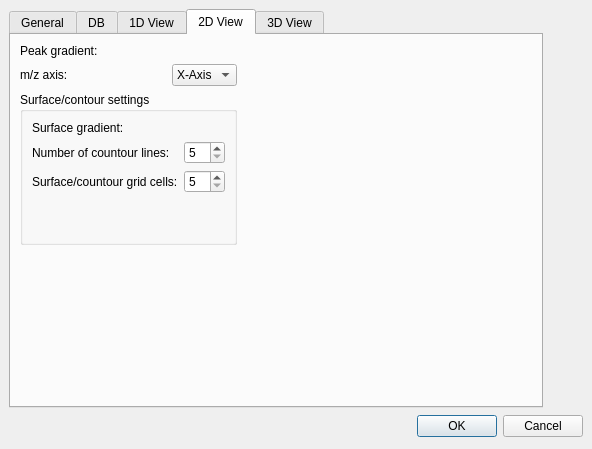
Above: source/VISUAL/DIALOGS/TOPPViewPrefDialog.ui from hroest/flaming-archer before the change. Below: the same form after it.
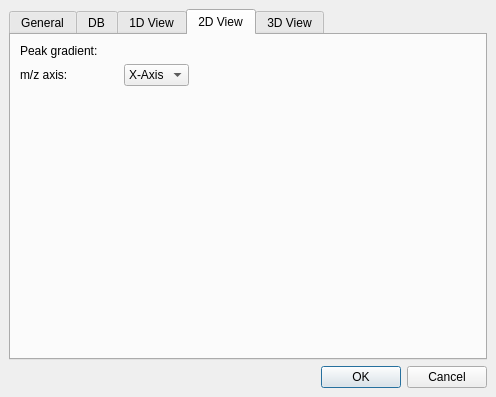
That is the form after the change. The open tabs and pages were chosen to show the change. Custom widgets are drawn as their Qt base class.

Commit message: Removed old maintainers: Thomas K., Cornelia; Added preferences dialogs for 2D and 3D; Removed sourfaces and countours from 2D view

Diff of the .ui file:
```diff
--- a/source/VISUAL/DIALOGS/TOPPViewPrefDialog.ui
+++ b/source/VISUAL/DIALOGS/TOPPViewPrefDialog.ui
@@ -5,22 +5,22 @@
    <rect>
     <x>0</x>
     <y>0</y>
-    <width>592</width>
-    <height>449</height>
+    <width>496</width>
+    <height>397</height>
    </rect>
   </property>
   <property name="windowTitle" >
    <string>TOPPView default preferences</string>
   </property>
+  <layout class="QVBoxLayout" >
+   <property name="margin" >
+    <number>9</number>
+   </property>
+   <property name="spacing" >
+    <number>6</number>
+   </property>
+   <item>
   <widget class="QTabWidget" name="tabWidget" >
-   <property name="geometry" >
-    <rect>
-     <x>9</x>
-     <y>9</y>
-     <width>534</width>
-     <height>399</height>
-    </rect>
-   </property>
    <property name="currentIndex" >
     <number>0</number>
    </property>
@@ -347,87 +347,6 @@
      <property name="spacing" >
       <number>6</number>
      </property>
-     <item row="2" column="0" colspan="3" >
-      <widget class="QGroupBox" name="groupBox" >
-       <property name="title" >
-        <string>Surface/contour settings</string>
-       </property>
-       <layout class="QGridLayout" >
-        <property name="margin" >
-         <number>9</number>
-        </property>
-        <property name="spacing" >
-         <number>6</number>
-        </property>
-        <item row="3" column="0" >
-         <spacer>
-          <property name="orientation" >
-           <enum>Qt::Vertical</enum>
-          </property>
-          <property name="sizeHint" >
-           <size>
-            <width>20</width>
-            <height>40</height>
-           </size>
-          </property>
-         </spacer>
-        </item>
-        <item row="2" column="0" >
-         <widget class="QLabel" name="label_16" >
-          <property name="text" >
-           <string>Surface/countour grid cells:</string>
-          </property>
-         </widget>
-        </item>
-        <item row="1" column="0" >
-         <widget class="QLabel" name="label_15" >
-          <property name="text" >
-           <string>Number of countour lines:</string>
-          </property>
-         </widget>
-        </item>
-        <item row="2" column="1" >
-         <widget class="QSpinBox" name="marching_cells_2D" >
-          <property name="maximumSize" >
-           <size>
-            <width>50</width>
-            <height>16777215</height>
-           </size>
-          </property>
-          <property name="minimum" >
-           <number>5</number>
-          </property>
-         </widget>
-        </item>
-        <item row="0" column="0" >
-         <widget class="QLabel" name="label_14" >
-          <property name="text" >
-           <string>Surface gradient:</string>
-          </property>
-         </widget>
-        </item>
-        <item row="1" column="1" >
-         <widget class="QSpinBox" name="contours_2D" >
-          <property name="maximumSize" >
-           <size>
-            <width>50</width>
-            <height>16777215</height>
-           </size>
-          </property>
-          <property name="maximum" >
-           <number>99</number>
-          </property>
-          <property name="minimum" >
-           <number>5</number>
-          </property>
-         </widget>
-        </item>
-        <item row="0" column="1" >
-         <widget class="OpenMS::MultiGradientSelector" native="1" name="surface_2D" />
-        </item>
-       </layout>
-      </widget>
-     </item>
      <item row="2" column="3" >
       <spacer>
        <property name="orientation" >
@@ -711,15 +630,9 @@
     </layout>
    </widget>
   </widget>
+   </item>
+   <item>
   <widget class="QDialogButtonBox" name="buttonBox" >
-   <property name="geometry" >
-    <rect>
-     <x>9</x>
-     <y>413</y>
-     <width>574</width>
-     <height>27</height>
-    </rect>
-   </property>
    <property name="orientation" >
     <enum>Qt::Horizontal</enum>
    </property>
@@ -727,18 +640,20 @@
     <set>QDialogButtonBox::Cancel|QDialogButtonBox::NoButton|QDialogButtonBox::Ok</set>
    </property>
   </widget>
+   </item>
+  </layout>
  </widget>
  <customwidgets>
-  <customwidget>
-   <class>OpenMS::ColorSelector</class>
-   <extends>QWidget</extends>
-   <header>OpenMS/VISUAL/ColorSelector.h</header>
-  </customwidget>
   <customwidget>
    <class>OpenMS::MultiGradientSelector</class>
    <extends>QWidget</extends>
    <header>OpenMS/VISUAL/MultiGradientSelector.h</header>
   </customwidget>
+  <customwidget>
+   <class>OpenMS::ColorSelector</class>
+   <extends>QWidget</extends>
+   <header>OpenMS/VISUAL/ColorSelector.h</header>
+  </customwidget>
  </customwidgets>
  <resources/>
  <connections>
```
Lines whose indentation alone changed are shown as unchanged. The commit also changes 44 other files.
